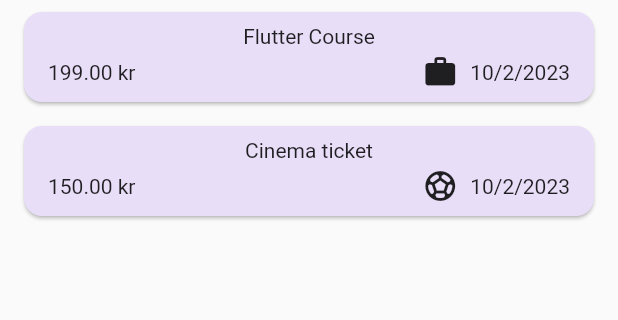
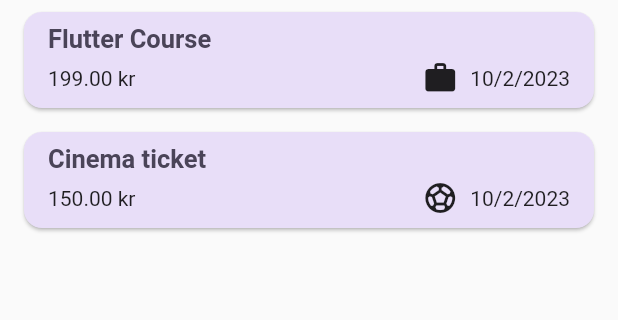
Before and after one commit to pahmel0/expense_tracker, a Flutter app: the screen it shows after launch, on a phone screen of 412 x 824 dp, the part 108-428 px from its top. Run offline on Flutter 3.47's test engine with Material 2 defaults, Android fonts, the phone set to English and light mode, and no system bars.

Commit message:
Added font style to expense item

```diff
--- a/lib/widgets/expenses_list/expense_item.dart
+++ b/lib/widgets/expenses_list/expense_item.dart
@@ -15,8 +15,12 @@ class ExpenseItem extends StatelessWidget {
           horizontal: 16,
         ),
         child: Column(
+          crossAxisAlignment: CrossAxisAlignment.start,
           children: [
-            Text(expense.title),
+            Text(
+              expense.title,
+              style: Theme.of(context).textTheme.titleLarge,
+            ),
             const SizedBox(height: 4),
             Row(
               children: [
```
